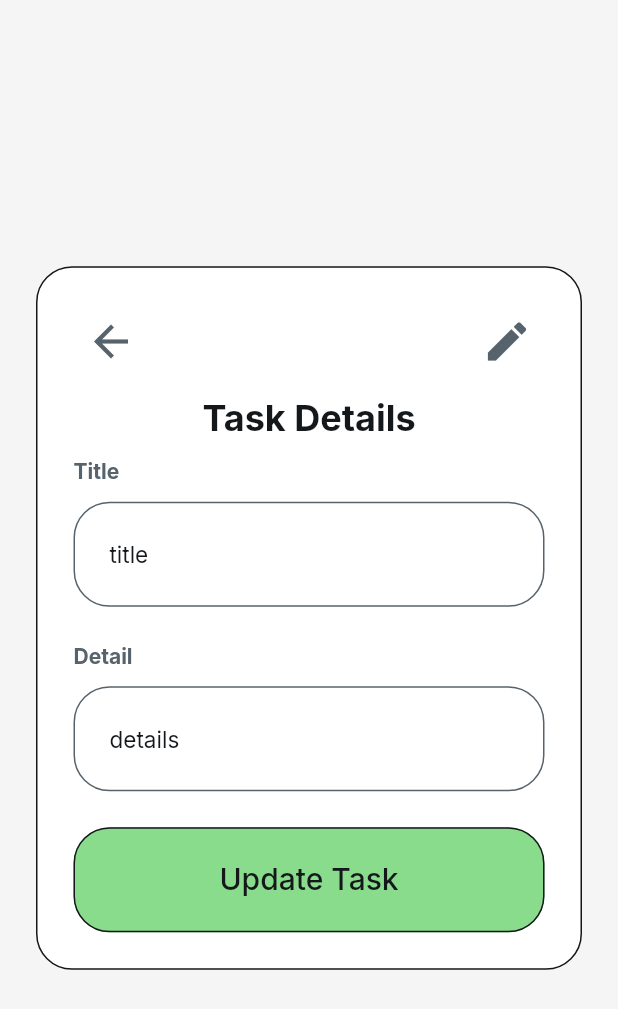
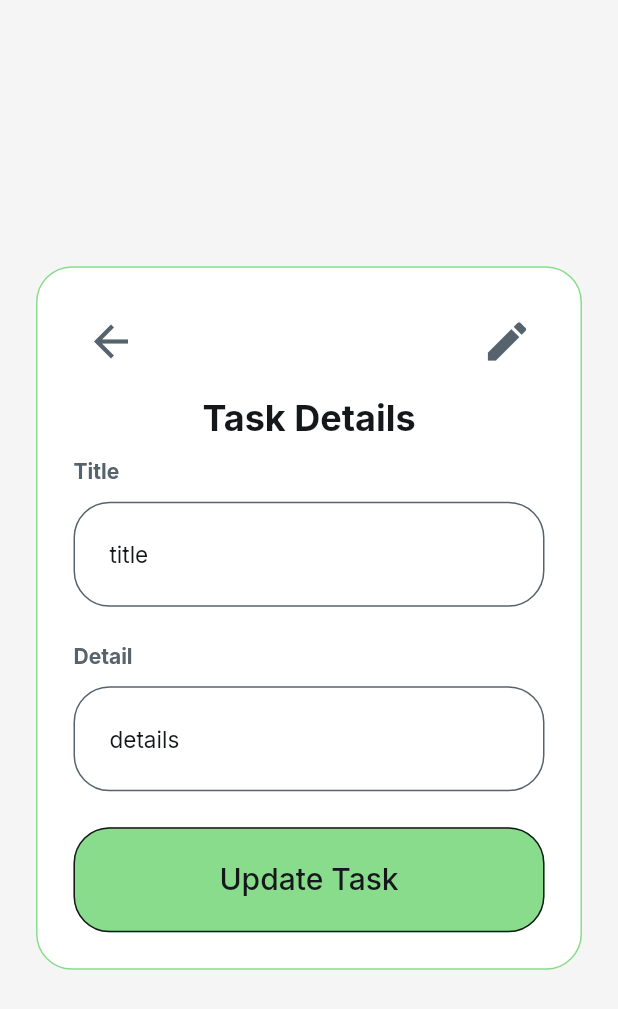
Before and after one commit to QiangDong1234/TodoApp-FlutterFlow, a Flutter app: the DetailsWidget screen opened by its route, on a phone screen of 412 x 824 dp. Shown: the top 1009 px of the screen. Run offline on Flutter 3.47's test engine with Material 3 defaults, Android fonts, the light colour scheme and no system bars; drawn by our look-alikes of auto_size_text; our stand-ins replace cloud_firestore, easy_debounce, file_picker, firebase_auth, firebase_core, firebase_storage and 13 more; missing offline and left inert: json_path, mime_type; accounts and stored records are empty; network calls fail.

Commit message:
Updating to latest FlutterFlow output.

```diff
--- a/lib/details/details_widget.dart
+++ b/lib/details/details_widget.dart
@@ -77,7 +77,7 @@ class _DetailsWidgetState extends State<DetailsWidget> {
                   color: FlutterFlowTheme.of(context).secondaryBackground,
                   borderRadius: BorderRadius.circular(24.0),
                   border: Border.all(
-                    color: FlutterFlowTheme.of(context).primaryText,
+                    color: FlutterFlowTheme.of(context).primary,
                     width: 1.0,
                   ),
                 ),
```
